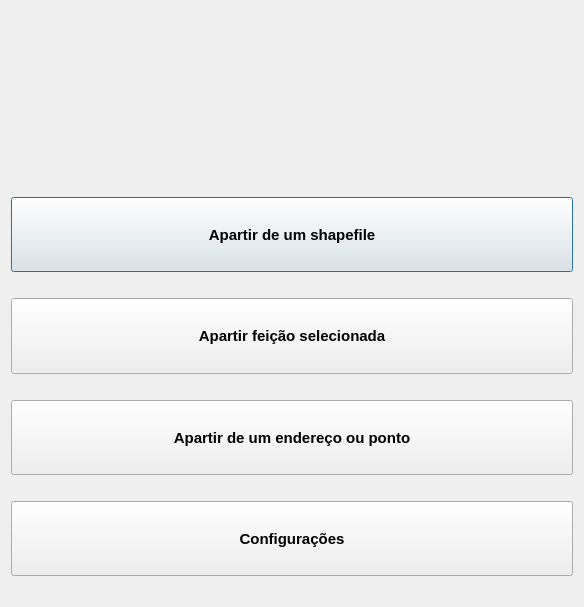
Qt form screens/main_window.ui (spuhub/prisma) before a commit.
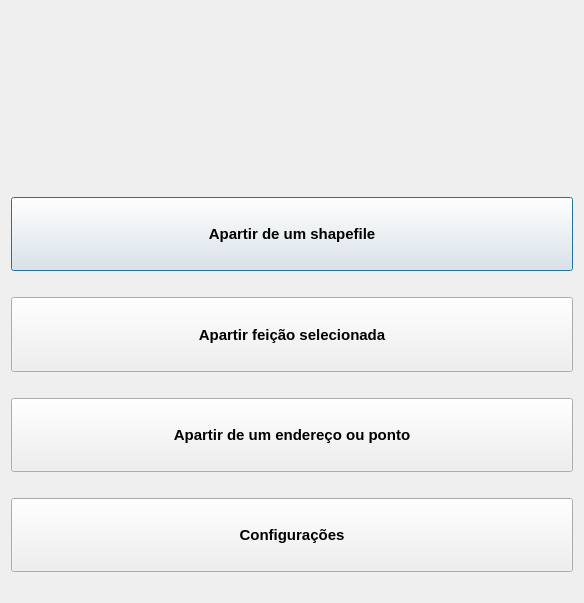
The same form after that commit. Icons and pictures are not drawn.

Patch:
```diff
--- a/screens/main_window.ui
+++ b/screens/main_window.ui
@@ -7,7 +7,7 @@
     <x>0</x>
     <y>0</y>
     <width>584</width>
-    <height>607</height>
+    <height>603</height>
    </rect>
   </property>
   <property name="windowTitle">
```
Left out of the diff: 12 changed lines with no effect on the pictures.
